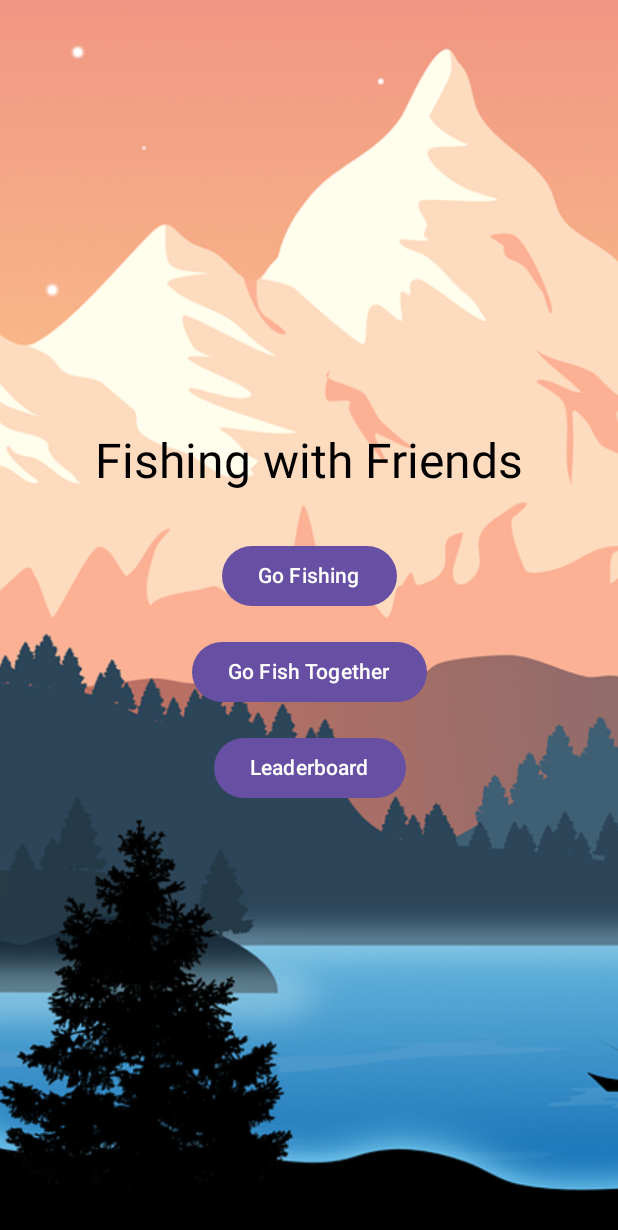
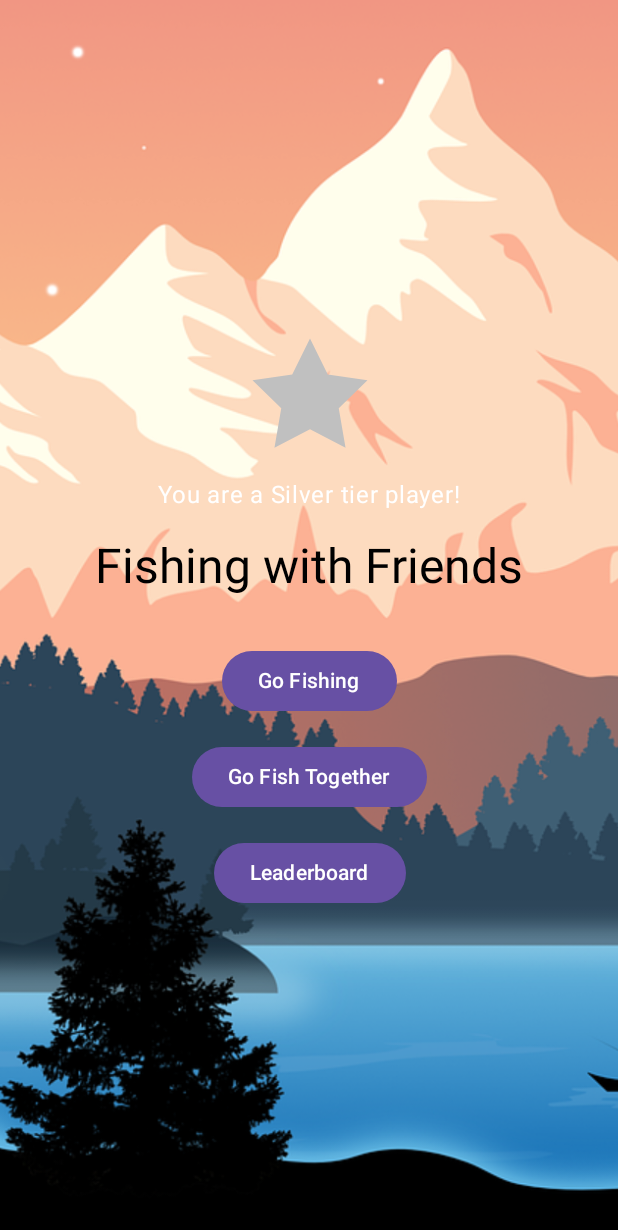
Before and after one commit to lira21ol/FishingWithFriends, an Android app built with Jetpack Compose: the @Preview function PreviewStartScreen, on a phone screen of 412 x 824 dp. Shown: the top 1230 px of the screen. Run offline under Robolectric (Android 15) with nearby library versions, the phone set to English and light mode, and no system bars.

Commit message:
tillägg av tiers beroende på hur mycke man fiskat

```diff
--- a/app/src/main/java/com/example/comrasmusfishingwithfriends/NavController.kt
+++ b/app/src/main/java/com/example/comrasmusfishingwithfriends/NavController.kt
@@ -26,6 +26,7 @@ fun FishingApp(navController: NavHostController) {
         }
 
         composable("start_screen") {
+            currentPlayer?.let { player ->
                 StartScreen(
                     onGoFishingClick = {
                         navController.navigate("fishing_game_screen")
@@ -35,8 +36,15 @@ fun FishingApp(navController: NavHostController) {
                     },
                     onLeaderboardClick = {
                         navController.navigate("leaderboard_screen")
+                    },
+                    playerScore = player.score  // Använd score från currentPlayer
+                )
+            } ?: run {
+                // Om ingen spelare finns, gå tillbaka till användarregistrering
+                LaunchedEffect(Unit) {
+                    navController.navigate("user_creation_screen")
                 }
-            )
+            }
         }
 
         composable("fishing_game_screen") {
--- a/app/src/main/java/com/example/comrasmusfishingwithfriends/StartScreen.kt
+++ b/app/src/main/java/com/example/comrasmusfishingwithfriends/StartScreen.kt
@@ -19,13 +19,14 @@ import androidx.compose.ui.layout.ContentScale
 fun StartScreen(
     onGoFishingClick: () -> Unit,
     onGoFishTogetherClick: () -> Unit,
-    onLeaderboardClick: () -> Unit // Add this to handle leaderboard button
+    onLeaderboardClick: () -> Unit,
+    playerScore: Int
 ) {
     val backgroundImage = painterResource(id = R.drawable.bakgrunden)
+    val tier = getTier(playerScore)
 
     Box(
-        modifier = Modifier
-            .fillMaxSize()
+        modifier = Modifier.fillMaxSize()
     ) {
         Image(
             painter = backgroundImage,
@@ -43,6 +44,21 @@ fun StartScreen(
                 .align(Alignment.Center)
                 .padding(16.dp)
         ) {
+            Image(
+                painter = painterResource(id = tier.image),
+                contentDescription = "Tier Icon",
+                modifier = Modifier
+                    .size(100.dp)
+                    .padding(bottom = 8.dp)
+            )
+
+            Text(
+                text = tier.description,
+                style = MaterialTheme.typography.bodyLarge,
+                color = Color.White,
+                modifier = Modifier.padding(bottom = 16.dp)
+            )
+
             Text(
                 text = "Fishing with Friends",
                 style = MaterialTheme.typography.headlineLarge,
@@ -50,9 +66,7 @@ fun StartScreen(
             )
 
             Button(
-                modifier = Modifier
-                    .padding(bottom = 16.dp),
-
+                modifier = Modifier.padding(bottom = 16.dp),
                 onClick = onGoFishingClick
             ) {
                 Text(text = "Go Fishing")
@@ -64,24 +78,41 @@ fun StartScreen(
                 Text(text = "Go Fish Together")
             }
 
-            // Add a button for the leaderboard
             Button(
-                modifier = Modifier
-                    .padding(top = 16.dp) ,// Add padding above this button
-
-                onClick = onLeaderboardClick // Navigate to the leaderboard
+                modifier = Modifier.padding(top = 16.dp),
+                onClick = onLeaderboardClick
             ) {
                 Text(text = "Leaderboard")
             }
         }
     }
 }
+
+
+fun getTier(score: Int): Tier {
+    return when {
+        score >= 1000 -> Tier("Platinum", R.drawable.tier_platinum, "You are a Platinum tier player!")
+        score >= 500 -> Tier("Gold", R.drawable.tier_gold, "You are a Gold tier player!")
+        score >= 100 -> Tier("Silver", R.drawable.tier_silver, "You are a Silver tier player!")
+        score >= 50 -> Tier("Bronze", R.drawable.tier_bronze, "You are a Bronze tier player!")
+        else -> Tier("No Tier", R.drawable.ic_star, "No tier, but you are on your way!")
+    }
+}
+
+
+data class Tier(
+    val name: String,
+    val image: Int,
+    val description: String
+)
+
 @Preview
 @Composable
 fun PreviewStartScreen() {
     StartScreen(
         onGoFishingClick = {},
         onGoFishTogetherClick = {},
-        onLeaderboardClick = {}
+        onLeaderboardClick = {},
+        playerScore = 350 // exempel
     )
 }
```
Lines whose indentation alone changed are shown as unchanged.
